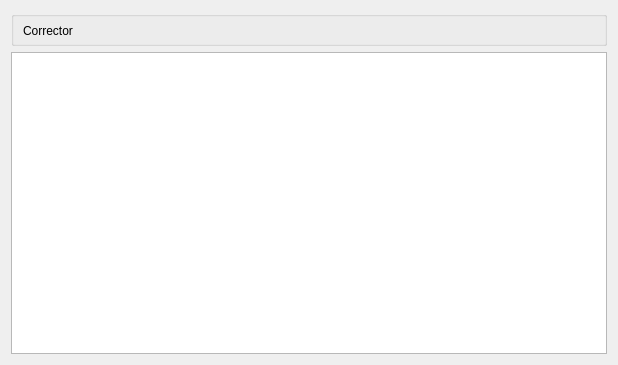
First picture: the form in Client/reghaabat/scoreform.ui, repository nournia/ketabkhaane, before the edit.
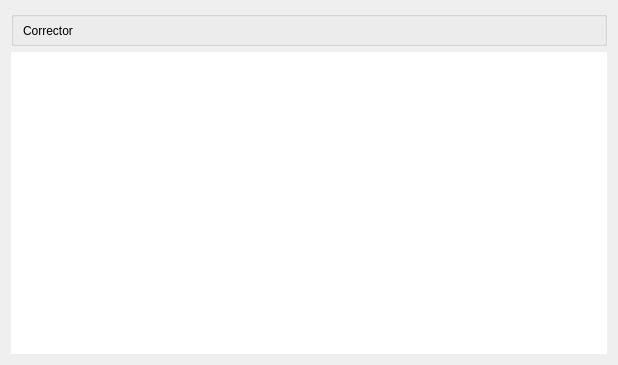
Second picture: the form after the edit.

What changed in the file:
```diff
--- a/Client/reghaabat/scoreform.ui
+++ b/Client/reghaabat/scoreform.ui
@@ -47,7 +47,11 @@
     </widget>
    </item>
    <item>
-    <widget class="QTableView" name="tScores"/>
+    <widget class="QTableView" name="tScores">
+     <property name="frameShape">
+      <enum>QFrame::NoFrame</enum>
+     </property>
+    </widget>
    </item>
   </layout>
  </widget>
```
